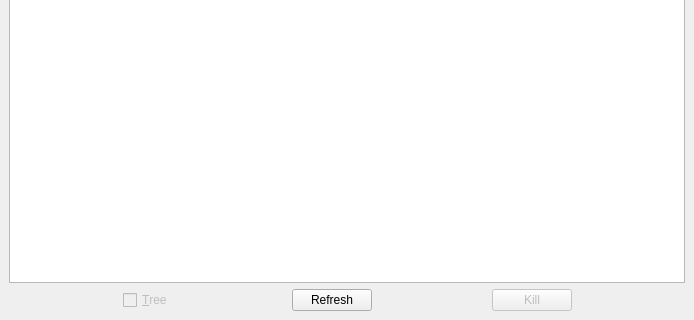
Old version of the form gui/SensorDisplayLib/ProcessWidgetUI.ui in the repository KDE/ksysguard; both pictures show x 0 to 694 and y 254 to 574 of the 694 by 574 pixel window.
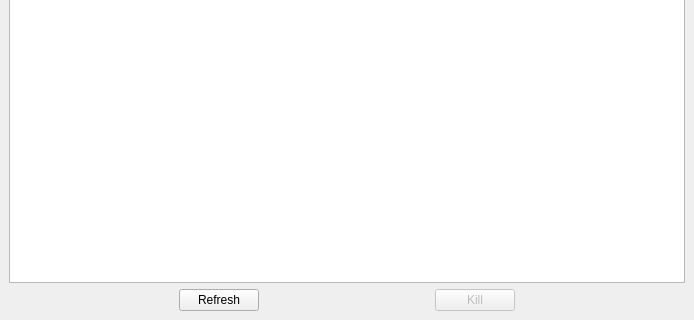
New version of the form.

Commit message: Remove tree checkbox since we don't use it at the moment

What changed in the file:
```diff
--- a/gui/SensorDisplayLib/ProcessWidgetUI.ui
+++ b/gui/SensorDisplayLib/ProcessWidgetUI.ui
@@ -122,37 +122,6 @@
        </property>
       </spacer>
      </item>
-     <item>
-      <widget class="QCheckBox" name="chkTreeView" >
-       <property name="enabled" >
-        <bool>false</bool>
-       </property>
-       <property name="sizePolicy" >
-        <sizepolicy>
-         <hsizetype>0</hsizetype>
-         <vsizetype>0</vsizetype>
-         <horstretch>0</horstretch>
-         <verstretch>0</verstretch>
-        </sizepolicy>
-       </property>
-       <property name="text" >
-        <string>&amp;Tree</string>
-       </property>
-      </widget>
-     </item>
-     <item>
-      <spacer>
-       <property name="orientation" >
-        <enum>Qt::Horizontal</enum>
-       </property>
-       <property name="sizeHint" >
-        <size>
-         <width>40</width>
-         <height>20</height>
-        </size>
-       </property>
-      </spacer>
-     </item>
      <item>
       <widget class="QPushButton" name="btnRefresh" >
        <property name="sizePolicy" >
```
The commit also changes 2 other files.
